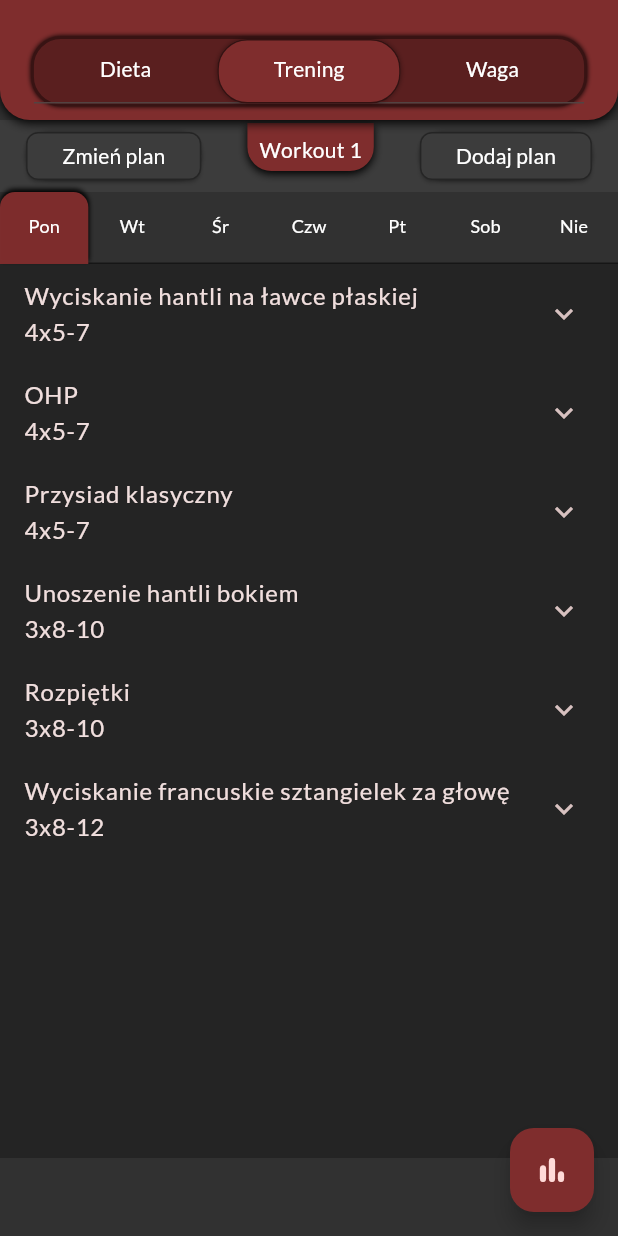
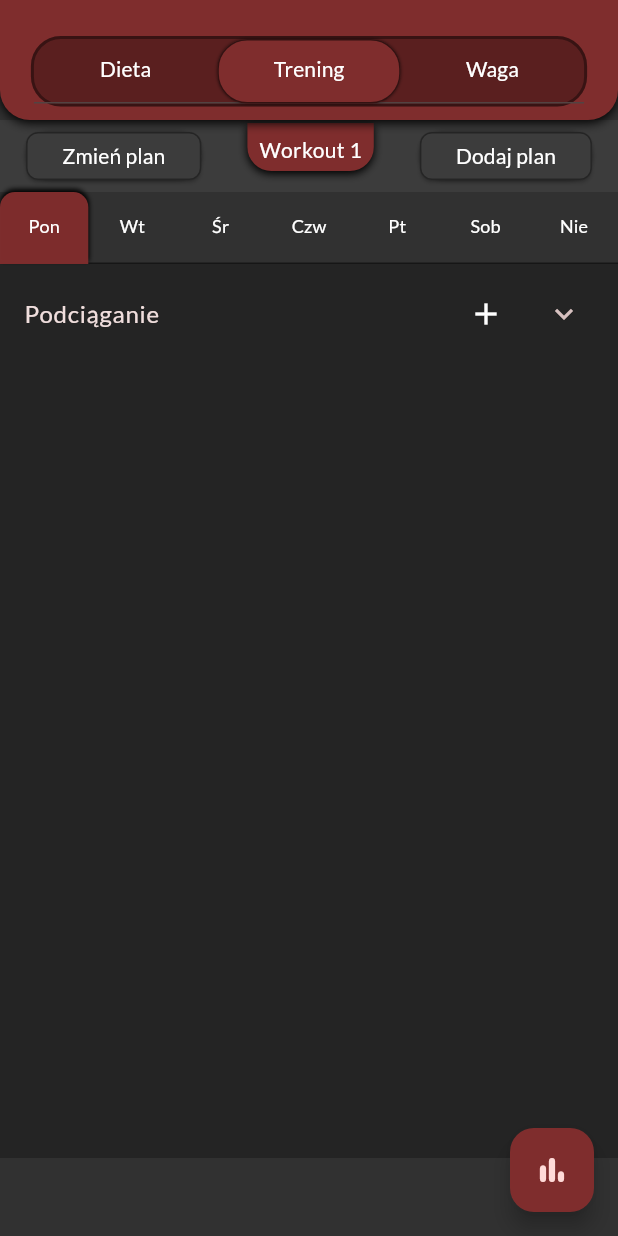
Before and after one commit to Vernli/FitApp, a Flutter app: the screen it shows after launch, on a phone screen of 412 x 824 dp. Run offline on Flutter 3.47's test engine with Material 3 defaults, Android fonts, the phone set to English and light mode, and no system bars; our stand-ins replace fl_chart, flutter_bloc, google_fonts, numberpicker, sqflite; missing offline and left inert: dart:ffi; accounts and stored records are empty.

Commit message:
Checkpoint before refactoring

```diff
--- a/lib/main.dart
+++ b/lib/main.dart
@@ -2,7 +2,7 @@ import 'package:app/buisness/action/weight_action.dart';
 import 'package:app/buisness/bloc/weight_bloc.dart';
 import 'package:app/config/theme/app_theme.dart';
 import 'package:app/presentation/screens/plan_screen.dart';
-import 'package:app/presentation/widgets/weight_widgets/tab_appbar.dart';
+import 'package:app/presentation/widgets/components/tab_appbar.dart';
 import 'package:app/presentation/screens/weight_screen.dart';
 import 'package:flutter/material.dart';
 import 'package:flutter_bloc/flutter_bloc.dart';
--- a/lib/presentation/pages/plan_page.dart
+++ b/lib/presentation/pages/plan_page.dart
@@ -1,47 +1,14 @@
+import 'package:app/presentation/widgets/plan_widgets/exerscie_tile.dart';
 import 'package:app/presentation/widgets/plan_widgets/plan_button.dart';
 import 'package:app/presentation/widgets/plan_widgets/plan_dialogs/set_plan_name_dialog.dart';
 import 'package:app/presentation/widgets/plan_widgets/week_days_tab.dart';
 import 'package:flutter/material.dart';
-import 'package:flutter/widgets.dart';
 
 class PlanPage extends StatelessWidget {
   const PlanPage({super.key});
 
   @override
   Widget build(BuildContext context) {
-    const List<Map<String, dynamic>> tab_exercise = [
-      {
-        'name': 'Wyciskanie hantli na ławce płaskiej',
-        'sets': 4,
-        'reps': '5-7',
-      },
-      {
-        'name': 'OHP',
-        'sets': 4,
-        'reps': '5-7',
-      },
-      {
-        'name': 'Przysiad klasyczny',
-        'sets': 4,
-        'reps': '5-7',
-      },
-      {
-        'name': 'Unoszenie hantli bokiem',
-        'sets': 3,
-        'reps': '8-10',
-      },
-      {
-        'name': 'Rozpiętki',
-        'sets': 3,
-        'reps': '8-10',
-      },
-      {
-        'name': 'Wyciskanie francuskie sztangielek za głowę',
-        'sets': 3,
-        'reps': '8-12',
-      },
-    ];
-
     return SizedBox(
       height: MediaQuery.of(context).size.height,
       child: Column(
@@ -101,40 +68,27 @@ class PlanPage extends StatelessWidget {
             weekDays: const ['Pon', 'Wt', 'Śr', 'Czw', 'Pt', 'Sob', 'Nie'],
             tabBarPages: [
               SizedBox(
-                  height: MediaQuery.of(context).size.height,
-                  width: MediaQuery.of(context).size.width,
-                  child: Column(children: [
-                    for (final exercise in tab_exercise)
-                      ExpansionTile(
-                          backgroundColor:
-                              Theme.of(context).colorScheme.primary,
-                          // trailing: Text(exercise['sets'].toString() +
-                          //     'x' +
-                          //     exercise['reps'].toString()),
-                          title: Column(
-                            crossAxisAlignment: CrossAxisAlignment.start,
-                            children: [
-                              Text(exercise['name']),
-                              Text(exercise['sets'].toString() +
-                                  'x' +
-                                  exercise['reps'].toString()),
-                            ],
-                          ),
-                          children: [
-                            for (int i = 0; i < exercise['sets']; i++)
-                              ListTile(
-                                title: Text('Seria ${i + 1}'),
-                                subtitle:
-                                    Text('Powtórzenia: ${exercise['reps']}'),
-                              )
-                          ]),
-                  ])),
-              Center(child: Text('Wt')),
-              Center(child: Text('Śr')),
-              Center(child: Text('Czw')),
-              Center(child: Text('Pt')),
-              Center(child: Text('Sob')),
-              Center(child: Text('Nie')),
+                height: MediaQuery.of(context).size.height,
+                width: MediaQuery.of(context).size.width,
+                child: const SingleChildScrollView(
+                  child: Column(
+                    children: [
+                      ExerciseTile(
+                        exerciseName: 'Podciąganie',
+                        sets: 4,
+                        maxReps: 12,
+                        minReps: 7,
+                      ),
+                    ],
+                  ),
+                ),
+              ),
+              const Center(child: Text('Wt')),
+              const Center(child: Text('Śr')),
+              const Center(child: Text('Czw')),
+              const Center(child: Text('Pt')),
+              const Center(child: Text('Sob')),
+              const Center(child: Text('Nie')),
             ],
             isBottomButton: false,
             contentHeight: (MediaQuery.of(context).size.height * 0.75 - 22),
--- a/lib/presentation/widgets/components/circle_button.dart
+++ b/lib/presentation/widgets/components/circle_button.dart
@@ -26,7 +26,7 @@ class _CircleButtonState extends State<CircleButton> {
         color: Theme.of(context).colorScheme.primaryContainer,
         boxShadow: [
           BoxShadow(
-            color: Colors.black.withOpacity(0.6),
+            color: Colors.black.withOpacity(0.2),
             blurRadius: 2,
           ),
         ],
@@ -50,7 +50,7 @@ class _CircleButtonState extends State<CircleButton> {
         child: Icon(
           Icons.add,
           color: Colors.white,
-          size: widget.size * 0.3,
+          size: widget.size * 0.6,
         ),
       ),
     );
--- a/lib/presentation/widgets/weight_widgets/tab_appbar.dart
+++ b/lib/presentation/widgets/components/tab_appbar.dart
@@ -43,9 +43,6 @@ class TabAppBar extends StatelessWidget implements PreferredSizeWidget {
                   color: Theme.of(context).colorScheme.primaryContainer,
                   border: Border.all(color: Colors.black38, width: 2),
                   borderRadius: BorderRadius.circular(20),
-                  boxShadow: const [
-                    BoxShadow(blurRadius: 2, offset: Offset(0, 0)),
-                  ],
                 ),
                 child: TabBar(
                   labelColor: Colors.white,
@@ -55,8 +52,8 @@ class TabAppBar extends StatelessWidget implements PreferredSizeWidget {
                   indicator: BoxDecoration(
                     boxShadow: [
                       BoxShadow(
-                        color: Colors.black.withOpacity(0.4),
-                        blurRadius: 2,
+                        color: Colors.black.withOpacity(0.6),
+                        blurRadius: 1,
                         offset: const Offset(0, 0),
                       ),
                     ],
--- /dev/null
+++ b/lib/presentation/widgets/plan_widgets/exerscie_tile.dart
@@ -0,0 +1,81 @@
+import 'package:app/presentation/pages/add_progress_page.dart';
+import 'package:app/presentation/widgets/plan_widgets/exercise_tile_content.dart';
+import 'package:flutter/material.dart';
+
+// BLOCK SELECT ONLY FIRST thrEE VALUES IF NEW PROGRESS IS ADD JUST ADD IT TO THE DB AND LIFO
+class ExerciseTile extends StatefulWidget {
+  final String exerciseName;
+  final int sets;
+  final int maxReps;
+  final int minReps;
+  const ExerciseTile({
+    super.key,
+    required this.exerciseName,
+    required this.sets,
+    required this.maxReps,
+    required this.minReps,
+  });
+
+  @override
+  State<ExerciseTile> createState() => _ExerciseTileState();
+}
+
+class _ExerciseTileState extends State<ExerciseTile> {
+  @override
+  Widget build(BuildContext context) {
+    return ExpansionTile(
+      backgroundColor: Theme.of(context).colorScheme.secondary,
+      title: Row(
+        mainAxisAlignment: MainAxisAlignment.spaceBetween,
+        children: [
+          Text(widget.exerciseName),
+          IconButton(
+            onPressed: () {
+              Navigator.push(
+                context,
+                MaterialPageRoute(
+                  builder: (context) => AddProgressPage(
+                    exerciseName: widget.exerciseName,
+                  ),
+                ),
+              );
+            },
+            icon: const Icon(
+              Icons.add,
+              color: Colors.white,
+            ),
+          )
+        ],
+      ),
+      children: [
+        Container(
+          width: MediaQuery.of(context).size.width,
+          padding: EdgeInsets.all(18),
+          decoration: BoxDecoration(
+              color: Theme.of(context).colorScheme.onSecondary,
+              border: Border(top: BorderSide(color: Colors.white38, width: 1))),
+          child: Row(
+            children: [
+              ExerciseTileContent(),
+              Spacer(),
+              SizedBox(
+                  child: IconButton(onPressed: () {}, icon: Icon(Icons.remove)))
+            ],
+          ),
+        ),
+        Container(
+          width: MediaQuery.of(context).size.width,
+          color: Theme.of(context).colorScheme.onSecondary,
+          child: TextButton(
+            // TODO ON PRESSED MOVE TO NEW PAGE
+            onPressed: () {},
+            child: const Icon(
+              Icons.more_horiz,
+              color: Colors.white60,
+            ),
+          ),
+        )
+      ],
+    );
+  }
+}
--- a/lib/presentation/widgets/plan_widgets/plan_add_tab_page.dart
+++ b/lib/presentation/widgets/plan_widgets/plan_add_tab_page.dart
@@ -53,7 +53,6 @@ class _PlanAddTabPageState extends State<PlanAddTabPage> {
                   ),
                   key: ValueKey(exercise),
                   child: ListTile(
-                    // key: ValueKey(tile),
                     title: Text(
                       exercise.exerciseName,
                       style: const TextStyle(
--- a/lib/presentation/widgets/plan_widgets/plan_dialogs/add_exercise_dialog.dart
+++ b/lib/presentation/widgets/plan_widgets/plan_dialogs/add_exercise_dialog.dart
@@ -12,7 +12,7 @@ class AddExerciseDialog extends StatefulWidget {
     required this.exerciseName,
     required this.onAddExercise,
   });
-  final int _maxSeries = 14;
+  final int _maxSets = 6;
   final int _maxReps = 31;
 
   @override
@@ -79,7 +79,6 @@ class _AddExerciseDialogState extends State<AddExerciseDialog> {
             Padding(
               padding: const EdgeInsets.symmetric(horizontal: 8),
               child: SizedBox(
-                // height = total_dialog_height - titlebar - padding
                 height: 500 - 48 - 16,
                 child: Column(
                   mainAxisAlignment: MainAxisAlignment.spaceAround,
@@ -88,7 +87,7 @@ class _AddExerciseDialogState extends State<AddExerciseDialog> {
                     AddExerciseCard(
                       child: AddPlanPicker(
                         contoller: seriesPicker,
-                        maxPickerValue: widget._maxSeries,
+                        maxPickerValue: widget._maxSets,
                         title: 'Ilość serii',
                       ),
                     ),
--- a/lib/presentation/widgets/plan_widgets/plan_dialogs/custom_text_dialog.dart
+++ b/lib/presentation/widgets/plan_widgets/plan_dialogs/custom_text_dialog.dart
@@ -81,7 +81,7 @@ class _CustomTextDialogState extends State<CustomTextDialog> {
               ),
             ),
 
-            // Text field for plan name with limit of 24 characters
+            // Text field for plan name with limit of 18 characters
             SingleChildScrollView(
               keyboardDismissBehavior: ScrollViewKeyboardDismissBehavior.onDrag,
               child: Padding(
```
Also changed, not shown: lib/extension/start_with.dart (deleted, +0 -8 lines), lib/presentation/pages/add_progress_page.dart (added, +121 -0 lines), lib/presentation/widgets/components/custom_card.dart (+5 -5 lines), lib/presentation/widgets/plan_widgets/add_repetitions_picker.dart (added, +109 -0 lines), lib/presentation/widgets/plan_widgets/add_weight_picker.dart (added, +111 -0 lines), lib/presentation/widgets/plan_widgets/exercise_tile_content.dart (added, +36 -0 lines), lib/presentation/widgets/plan_widgets/exercise_value_box.dart (added, +29 -0 lines), lib/presentation/widgets/plan_widgets/progress_box.dart (added, +29 -0 lines), lib/presentation/widgets/plan_widgets/repetitions_weight_box.dart (added, +45 -0 lines), lib/presentation/widgets/weight_widgets/weight_picker.dart (+23 -14 lines), lib/temps/radiobuttons.dart (deleted, +0 -22 lines).
